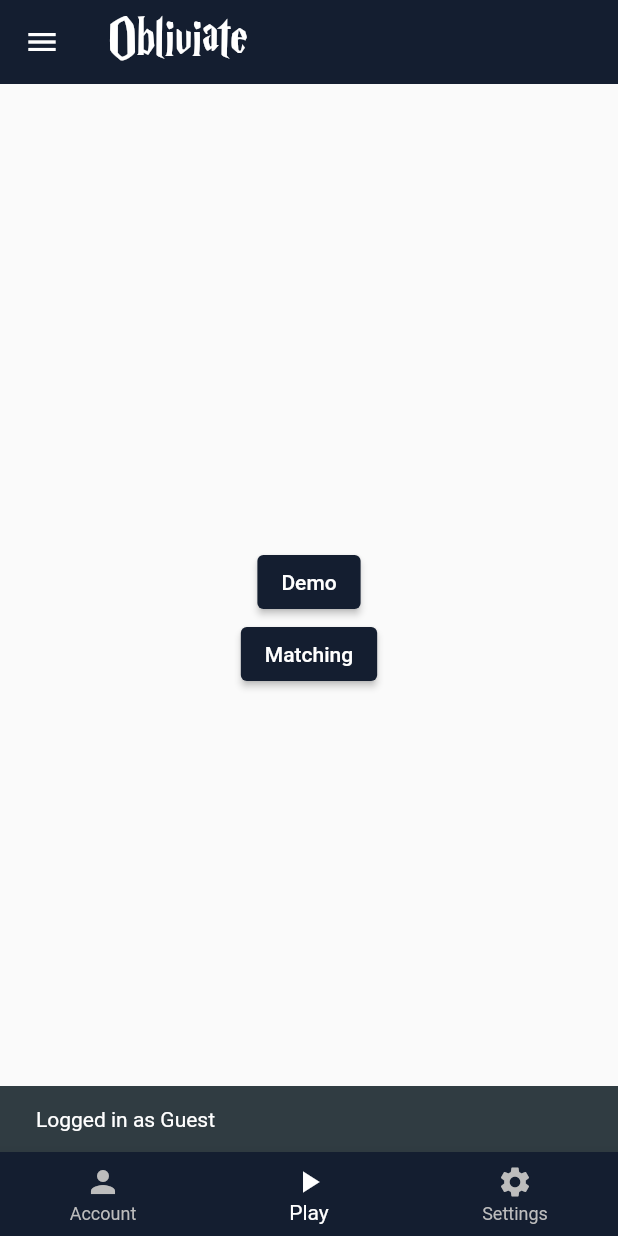
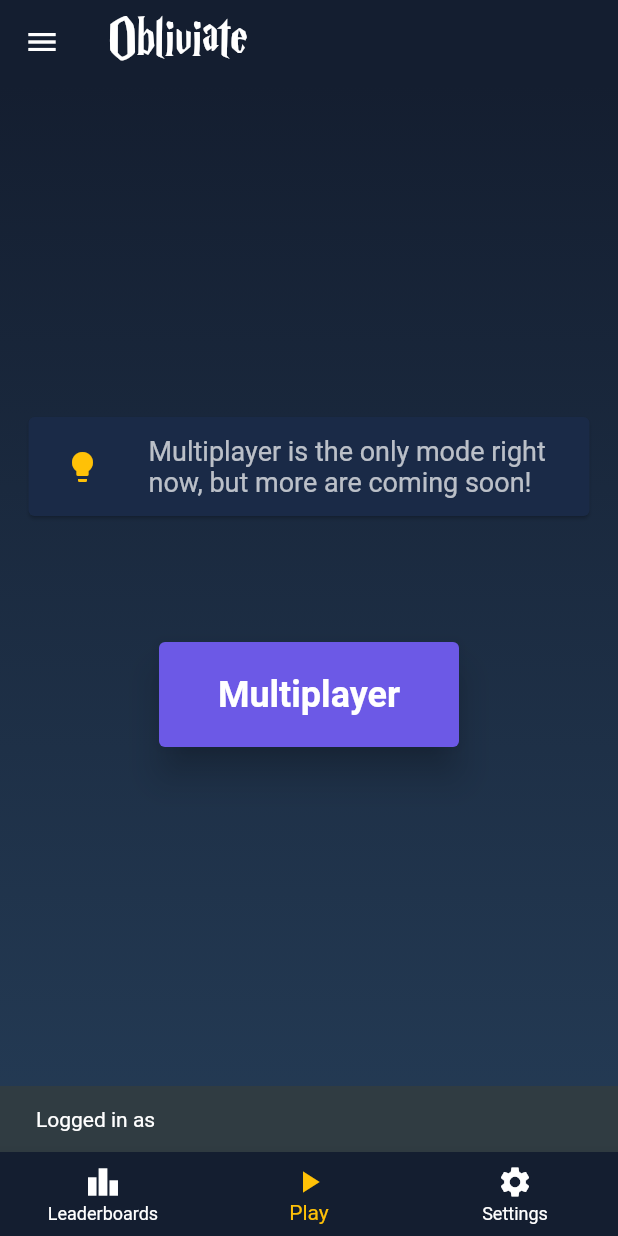
Before and after one commit to TheArcher1958/Obliviate, a Flutter app: the screen it shows once a user with an empty profile is signed in, on a phone screen of 412 x 824 dp. Run offline on Flutter 3.47's test engine with Material 2 defaults, Android fonts, the phone set to English and light mode, and no system bars; our stand-ins replace cloud_firestore, firebase_analytics, firebase_auth, firebase_core, flutter_slidable, google_sign_in; accounts and stored records are empty; Roboto replaces fonts that are missing (Hind).

```diff
--- a/lib/View/GamemodesScreen.dart
+++ b/lib/View/GamemodesScreen.dart
@@ -40,19 +40,43 @@ class _GamemodesScreenState extends State<GamemodesScreen> {
   @override
   Widget build(BuildContext context) {
     return Container(
+      decoration: BoxDecoration(
+          gradient: LinearGradient(
+              begin: Alignment.topCenter,
+              end: Alignment.bottomCenter,
+              colors: [Color(0xff141e30), Color(0xff243b55)])
+      ),
       width: MediaQuery.of(context).size.width,
       child: Column(
-
         mainAxisAlignment: MainAxisAlignment.center,
         crossAxisAlignment: CrossAxisAlignment.center,
         children: [
-          ElevatedButton(
-            onPressed: () {
-              grabQuestion();
-            },
-            child: Text('Demo'),
+          Padding(
+            padding: const EdgeInsets.fromLTRB(15, 8, 15, 0),
+            child: Card(
+              color: Color(0xff1a2a47),
+              child: Padding(
+                padding: const EdgeInsets.all(8.0),
+                child: const ListTile(
+
+                  leading: Icon(Icons.lightbulb, color: Colors.amber,),
+                  subtitle: Text('Multiplayer is the only mode right now, but more are coming soon!', style: TextStyle(color: Colors.white70,fontSize: 18)),
                 ),
-          ElevatedButton(
+              ),
+            ),
+          ),
+
+          SizedBox(height: 80,),
+
+          SizedBox(
+            width: 200,
+            height: 70,
+            child: ElevatedButton(
+              style: ButtonStyle(elevation: MaterialStateProperty.all<double>(10.0),
+                  backgroundColor: MaterialStateProperty.all<
+                  Color>(Color(0xff6c59e6)),
+
+              ),
               onPressed: () async {
                 await addUser();
                 Navigator.push(
@@ -60,8 +84,12 @@ class _GamemodesScreenState extends State<GamemodesScreen> {
                   MaterialPageRoute(builder: (context) => SearchingScreen()),
                 );
               },
-            child: Text('Matching'),
+              child: Text('Multiplayer', style: TextStyle(fontSize: 24,fontWeight: FontWeight.bold),),
             ),
+          ),
+
+          SizedBox(height: 60,),
+
         ],
       ),
     );
--- a/lib/View/HomeScreen.dart
+++ b/lib/View/HomeScreen.dart
@@ -1,10 +1,11 @@
 import 'package:flutter/cupertino.dart';
 import 'package:flutter/material.dart';
 import 'package:hp_multiplayer_trivia/View/GamemodesScreen.dart';
-import 'package:hp_multiplayer_trivia/View/ResultsScreen.dart';
-import 'package:hp_multiplayer_trivia/View/ResultsTestScreen.dart';
+import 'package:hp_multiplayer_trivia/View/GetInvolvedScreen.dart';
+import 'package:hp_multiplayer_trivia/View/LeaderboardsScreen.dart';
 import 'package:hp_multiplayer_trivia/View/questionTestScreen.dart';
 import '../globals.dart';
+import 'SettingsScreen.dart';
 
 class HomeScreen extends StatefulWidget {
   @override
@@ -17,11 +18,10 @@ class _HomeScreenState extends State<HomeScreen> {
 
   @override
   void initState() {
-    //super.initState();
     listScreens = [
-      ResultsTestScreen(),
+      LeaderBoardsScreen(),
       GamemodesScreen(),
-      testQuestions(),
+      SettingsScreen(),
     ];
 
     WidgetsBinding.instance.addPostFrameCallback((_) => {
@@ -31,8 +31,7 @@ class _HomeScreenState extends State<HomeScreen> {
           ScaffoldMessenger.of(context).showSnackBar(SnackBar(
             backgroundColor: Color(0xff303c42),
             content: Text(
-              globalUser.displayName != "" && globalUser.displayName
-                  != null
+              !globalUser.isAnonymous
                   ? 'Logged in as ${globalUser.displayName}'
                   : 'Logged in as Guest',
               style: TextStyle(
@@ -43,19 +42,20 @@ class _HomeScreenState extends State<HomeScreen> {
         }
       })
     });
+    super.initState();
   }
 
   @override
   Widget build(BuildContext context) {
     return Scaffold(
       appBar: AppBar(
-        title: Text('Obliviate'),
+        title: Text('Obliviate',style: TextStyle(fontSize: 40)),
         elevation: 0,
       ),
       body: listScreens[tabIndex],
       bottomNavigationBar: BottomNavigationBar(
-          selectedItemColor: Colors.white,
-          unselectedItemColor: Colors.grey[400],
+          selectedItemColor: Colors.amber,
+          unselectedItemColor: Colors.white,
           backgroundColor: Theme.of(context).primaryColor,
           currentIndex: tabIndex,
           onTap: (int index) {
@@ -67,8 +67,8 @@ class _HomeScreenState extends State<HomeScreen> {
           },
           items: [
             BottomNavigationBarItem(
-              icon: Icon(Icons.person),
-              label: 'Account',
+              icon: Icon(Icons.leaderboard),
+              label: 'Leaderboards',
             ),
             BottomNavigationBarItem(
               icon: Icon(Icons.play_arrow),
@@ -80,21 +80,80 @@ class _HomeScreenState extends State<HomeScreen> {
             ),
           ]),
       drawer: Drawer(
-        child: Column(
-          children: [
-            TextButton(
-              onPressed: () {Navigator.pushNamed(context, "/loading");},
-              child: Text('LoadingScreen'),
+        child: Container(
+          width: MediaQuery.of(context).size.width,
+          height: MediaQuery.of(context).size.height,
+          decoration: BoxDecoration(
+            gradient: LinearGradient(
+                begin: Alignment.topRight,
+                end: Alignment.bottomLeft,
+                colors: [Color(0xff141e30), Color(0xff243b55)]
             ),
-            TextButton(
-              onPressed: () {Navigator.pushNamed(context, "/login");},
-              child: Text('LoginScreen'),
-            ),
-            TextButton(
-              onPressed: () {Navigator.pushNamed(context, "/question");},
-              child: Text('QuestionScreen'),
-            ),
-          ],
+          ),
+          child: Column(
+            children: [
+              UserAccountsDrawerHeader(
+                decoration: BoxDecoration(
+                  shape: BoxShape.rectangle,
+                color: Colors.amber,
+                  image: DecorationImage(image: AssetImage("images/Logo.png"),scale: 5.0,
+                    fit: BoxFit.none,
+                  ),
+                ),
+              ),
+              SizedBox(height: 10,),
+              ListTile(
+                leading: Icon(Icons.person_remove, color: Colors.white,),
+                title: Text('Sign Out',style: TextStyle(fontSize: 16, color: Colors.white, )),
+                onTap: () {
+                  Navigator.of(context).pop();
+                },
+              ),
+              ListTile(
+                leading: Icon(Icons.info, color: Colors.white,),
+                title: Text('App Info',style: TextStyle(fontSize: 16, color: Colors.white, )),
+                onTap: () {
+                  Navigator.of(context).pop();
+                },
+              ),
+              ListTile(
+                leading: Icon(Icons.star, color: Colors.white,),
+                title: Text('Rate Us',style: TextStyle(fontSize: 16, color: Colors.white, )),
+                onTap: () {
+                  Navigator.of(context).pop();
+                },
+              ),
+              ListTile(
+                leading: Icon(Icons.people, color: Colors.white,),
+                title: Text('Get Involved',style: TextStyle(fontSize: 16, color: Colors.white, )),
+                onTap: () {
+                  Navigator.of(context).pop();
+                },
+              ),
+              ListTile(
+                leading: Icon(Icons.people, color: Colors.white,),
+                title: Text('Credits',style: TextStyle(fontSize: 16, color: Colors.white, )),
+                onTap: () {
+                  Navigator.of(context).pop();
+                },
+              ),
+              ListTile(
+                leading: Icon(Icons.security, color: Colors.white,),
+                title: Text('Privacy Policy',style: TextStyle(fontSize: 16, color: Colors.white, )),
+                onTap: () {
+                  Navigator.of(context).pop();
+                },
+              ),
+              ListTile(
+                leading: Image(image: AssetImage('images/Discord-Logo-White.png'), width: 28,),
+                title: Text('Join Our Discord',style: TextStyle(fontSize: 16, color: Colors.white, )),
+                onTap: () {
+                  Navigator.of(context).pop();
+                },
+              ),
+
+            ],
+          ),
         ),
       ),
     );
--- a/lib/View/QuestionScreen.dart
+++ b/lib/View/QuestionScreen.dart
@@ -127,8 +127,8 @@ class _QuestionScreenState extends State<QuestionScreen> with TickerProviderStat
         height: MediaQuery.of(context).size.height,
         decoration: BoxDecoration(
           gradient: LinearGradient(
-              begin: Alignment.topRight,
-              end: Alignment.bottomLeft,
+              begin: Alignment.topCenter,
+              end: Alignment.bottomCenter,
               colors: [Color(0xff141e30), Color(0xff243b55)]
           ),
         ),
@@ -138,7 +138,7 @@ class _QuestionScreenState extends State<QuestionScreen> with TickerProviderStat
         WidgetsBinding.instance.addPostFrameCallback((_) => {
           Navigator.pushReplacement(
               context,
-              MaterialPageRoute(builder: (context) => ResultsScreen(myAnswers, opponentAnswers, ques)))
+              MaterialPageRoute(builder: (context) => ResultsScreen(myAnswers, opponentAnswers, ques, widget.gameID)))
         });
 
         return Container(
--- a/lib/main.dart
+++ b/lib/main.dart
@@ -24,9 +24,12 @@ class MyApp extends StatelessWidget {
 
   @override
   Widget build(BuildContext context) {
-
+    SystemChrome.setPreferredOrientations([
+      DeviceOrientation.portraitUp,
+      DeviceOrientation.portraitDown,
+    ]);
     return MaterialApp(
-      title: 'Firebase Analytics Demo',
+      title: 'Obliviate',
       theme: ThemeData(
 //        brightness: Brightness.dark,
         accentColor: mild_blue,
@@ -36,8 +39,8 @@ class MyApp extends StatelessWidget {
         primaryTextTheme: TextTheme(
           headline6: TextStyle(fontSize: 40.0, fontFamily: "HP",color: Colors.white),
           headline1: TextStyle(fontSize: 65.0, fontFamily: "HP"),
-          bodyText2: TextStyle(fontSize: 14.0, fontFamily: "Dum1",color: Colors.white),
-          bodyText1: TextStyle(fontSize: 14.0, fontFamily: "Dum1",color: Colors.white),
+          bodyText2: TextStyle(fontSize: 14.0, fontFamily: "Lumos",color: Colors.white),
+          bodyText1: TextStyle(fontSize: 14.0, fontFamily: "Lumos",color: Colors.white),
         ),
       ),
       initialRoute: '/',
```
Also changed, not shown: lib/View/GetInvolvedScreen.dart (added, +99 -0 lines), lib/View/LeaderboardsScreen.dart (added, +125 -0 lines), lib/View/LoadingScreen.dart (+3 -10 lines), lib/View/ResultsScreen.dart (+38 -12 lines), lib/View/SearchingForMatchScreen.dart (+8 -7 lines), lib/View/SettingsScreen.dart (added, +21 -0 lines), pubspec.yaml (+4 -3 lines), images/Discord-Logo-White.png (added), images/Logo.png (added). Lines whose indentation alone changed are shown as unchanged.
